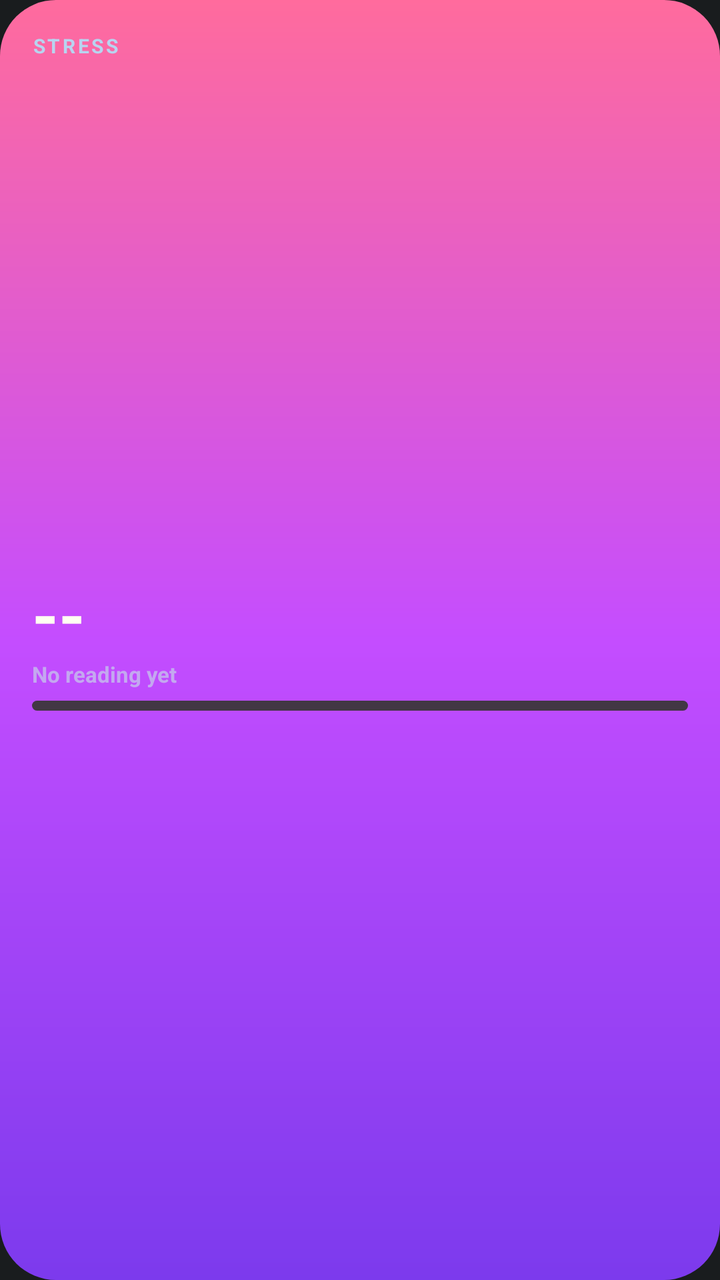
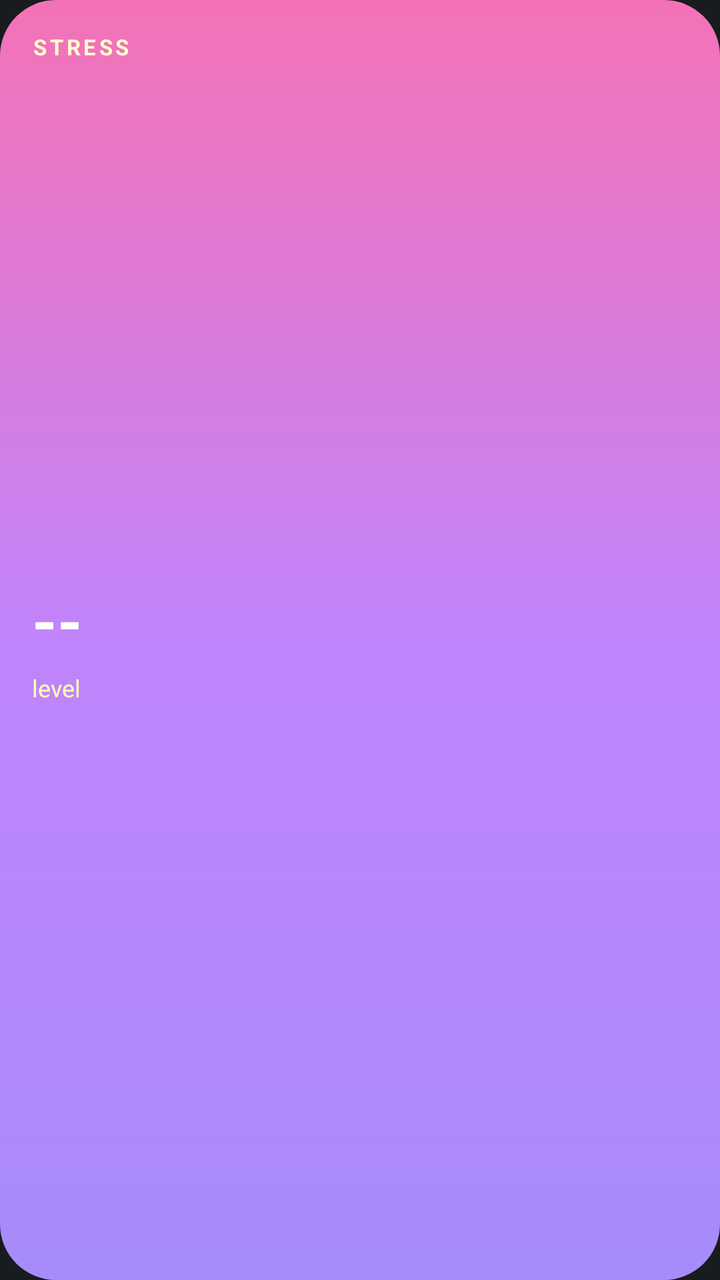

An Android layout rendered at two revisions. The XML below is the earlier revision; the diff shows what the commit changed to produce the second picture.
<!-- AndroidManifest.xml: application theme Theme.MyApplication -->
<!-- res/layout/widget_glass_stress.xml -->
<?xml version="1.0" encoding="utf-8"?>
<LinearLayout xmlns:android="http://schemas.android.com/apk/res/android"
    android:id="@+id/glass_root"
    android:layout_width="match_parent"
    android:layout_height="match_parent"
    android:background="@drawable/bg_widget_card"
    android:orientation="vertical">
    <TextView
        android:id="@+id/tv_label"
        android:layout_width="wrap_content"
        android:layout_height="wrap_content"
        android:text="STRESS"
        android:textColor="@color/glass_sky"
        android:textSize="10sp"
        android:textStyle="bold"
        android:maxLines="1"
        android:letterSpacing="0.12" />
    <LinearLayout
        android:layout_width="match_parent"
        android:layout_height="0dp"
        android:layout_weight="1"
        android:gravity="center_vertical"
        android:orientation="vertical">
    <TextView
        android:id="@+id/tv_value"
        android:layout_width="wrap_content"
        android:layout_height="wrap_content"
        android:text="--"
        android:textColor="@color/glass_text"
        android:textSize="34sp"
        android:textStyle="bold"
        android:maxLines="1"
         />
    <TextView
        android:id="@+id/tv_sub"
        android:layout_width="wrap_content"
        android:layout_height="wrap_content"
        android:text="No reading yet"
        android:textColor="@color/glass_violet"
        android:textSize="11sp"
        android:textStyle="bold"
        android:maxLines="1"
         />
        <ProgressBar
            android:id="@+id/pb_bar"
            style="?android:attr/progressBarStyleHorizontal"
            android:layout_width="match_parent"
            android:layout_height="5dp"
            android:layout_marginTop="6dp"
            android:max="100"
            android:progress="0"
            android:progressDrawable="@drawable/progress_drawable_kestrel" />
    </LinearLayout>
    <TextView
        android:id="@+id/tv_foot"
        android:layout_width="wrap_content"
        android:layout_height="wrap_content"
        android:text=""
        android:textColor="@color/glass_muted"
        android:textSize="10sp"
        
        android:maxLines="1"
         />
</LinearLayout>
<!-- resources referenced by this layout -->
<resources>
  <color name="glass_muted">#E8D5E8</color>
  <color name="glass_sky">#B8D4F0</color>
  <color name="glass_text">#FFFFFFF2</color>
  <color name="glass_violet">#C4A8F0</color>
  <!-- drawable bg_widget_card (drawable) -->
  <?xml version="1.0" encoding="utf-8"?>
  <shape xmlns:android="http://schemas.android.com/apk/res/android" android:shape="rectangle">
      <gradient
          android:type="linear"
          android:angle="145"
          android:startColor="#FF6B9D"
          android:centerColor="#C44DFF"
          android:endColor="#7C3AED" />
      <corners android:radius="28dp" />
      <padding
          android:left="16dp"
          android:top="16dp"
          android:right="16dp"
          android:bottom="16dp" />
  </shape>
  <!-- drawable progress_drawable_kestrel (drawable) -->
  <?xml version="1.0" encoding="utf-8"?>
  <layer-list xmlns:android="http://schemas.android.com/apk/res/android">
      <item android:id="@android:id/background">
          <shape android:shape="rectangle">
              <corners android:radius="4dp" />
              <solid android:color="#423744" />
          </shape>
      </item>
      <item android:id="@android:id/progress">
          <clip>
              <shape android:shape="rectangle">
                  <corners android:radius="4dp" />
                  <solid android:color="@color/kestrel_mauve" />
              </shape>
          </clip>
      </item>
  </layer-list>
  <style name="Theme.MyApplication" parent="android:Theme.DeviceDefault.NoActionBar" />
  <color name="kestrel_mauve">#AA98A9</color>
</resources>

<!-- the commit's change to res/layout/widget_glass_stress.xml (unified diff, before → after) -->
@@ -3,62 +3,49 @@
     android:id="@+id/glass_root"
     android:layout_width="match_parent"
     android:layout_height="match_parent"
-    android:background="@drawable/bg_widget_card"
-    android:orientation="vertical">
+    android:background="@drawable/bg_grad_stress"
+    android:orientation="vertical"
+    android:padding="16dp">
     <TextView
         android:id="@+id/tv_label"
         android:layout_width="wrap_content"
         android:layout_height="wrap_content"
         android:text="STRESS"
-        android:textColor="@color/glass_sky"
-        android:textSize="10sp"
+        android:textColor="#FFFFFFCC"
+        android:textSize="11sp"
         android:textStyle="bold"
-        android:maxLines="1"
-        android:letterSpacing="0.12" />
+        android:letterSpacing="0.14" />
     <LinearLayout
         android:layout_width="match_parent"
         android:layout_height="0dp"
         android:layout_weight="1"
         android:gravity="center_vertical"
         android:orientation="vertical">
-    <TextView
-        android:id="@+id/tv_value"
-        android:layout_width="wrap_content"
-        android:layout_height="wrap_content"
-        android:text="--"
-        android:textColor="@color/glass_text"
-        android:textSize="34sp"
-        android:textStyle="bold"
-        android:maxLines="1"
-         />
-    <TextView
-        android:id="@+id/tv_sub"
-        android:layout_width="wrap_content"
-        android:layout_height="wrap_content"
-        android:text="No reading yet"
-        android:textColor="@color/glass_violet"
-        android:textSize="11sp"
-        android:textStyle="bold"
-        android:maxLines="1"
-         />
-        <ProgressBar
-            android:id="@+id/pb_bar"
-            style="?android:attr/progressBarStyleHorizontal"
-            android:layout_width="match_parent"
-            android:layout_height="5dp"
-            android:layout_marginTop="6dp"
-            android:max="100"
-            android:progress="0"
-            android:progressDrawable="@drawable/progress_drawable_kestrel" />
+        <TextView
+            android:id="@+id/tv_value"
+            android:layout_width="wrap_content"
+            android:layout_height="wrap_content"
+            android:text="--"
+            android:textColor="#FFFFFF"
+            android:textSize="32sp"
+            android:textStyle="bold"
+            android:maxLines="1" />
+        <TextView
+            android:id="@+id/tv_sub"
+            android:layout_width="wrap_content"
+            android:layout_height="wrap_content"
+            android:layout_marginTop="4dp"
+            android:text="level"
+            android:textColor="#FFFFFFB3"
+            android:textSize="12sp"
+            android:maxLines="1" />
     </LinearLayout>
     <TextView
         android:id="@+id/tv_foot"
         android:layout_width="wrap_content"
         android:layout_height="wrap_content"
         android:text=""
-        android:textColor="@color/glass_muted"
+        android:textColor="#FFFFFF99"
         android:textSize="10sp"
-        
-        android:maxLines="1"
-         />
+        android:maxLines="1" />
 </LinearLayout>
<!-- resource entries referenced after the edit -->
@@ -1,44 +1,16 @@
 <!-- resources referenced by this layout -->
 <resources>
-  <color name="glass_muted">#E8D5E8</color>
-  <color name="glass_sky">#B8D4F0</color>
-  <color name="glass_text">#FFFFFFF2</color>
-  <color name="glass_violet">#C4A8F0</color>
-  <!-- drawable bg_widget_card (drawable) -->
+  <!-- drawable bg_grad_stress (drawable) -->
   <?xml version="1.0" encoding="utf-8"?>
   <shape xmlns:android="http://schemas.android.com/apk/res/android" android:shape="rectangle">
       <gradient
           android:type="linear"
-          android:angle="145"
-          android:startColor="#FF6B9D"
-          android:centerColor="#C44DFF"
-          android:endColor="#7C3AED" />
+          android:angle="140"
+          android:startColor="#F472B6"
+          android:centerColor="#C084FC"
+          android:endColor="#A78BFA" />
       <corners android:radius="28dp" />
-      <padding
-          android:left="16dp"
-          android:top="16dp"
-          android:right="16dp"
-          android:bottom="16dp" />
   </shape>
-  <!-- drawable progress_drawable_kestrel (drawable) -->
-  <?xml version="1.0" encoding="utf-8"?>
-  <layer-list xmlns:android="http://schemas.android.com/apk/res/android">
-      <item android:id="@android:id/background">
-          <shape android:shape="rectangle">
-              <corners android:radius="4dp" />
-              <solid android:color="#423744" />
-          </shape>
-      </item>
-      <item android:id="@android:id/progress">
-          <clip>
-              <shape android:shape="rectangle">
-                  <corners android:radius="4dp" />
-                  <solid android:color="@color/kestrel_mauve" />
-              </shape>
-          </clip>
-      </item>
-  </layer-list>
   <style name="Theme.MyApplication" parent="android:Theme.DeviceDefault.NoActionBar" />
-  <color name="kestrel_mauve">#AA98A9</color>
 </resources>
 
